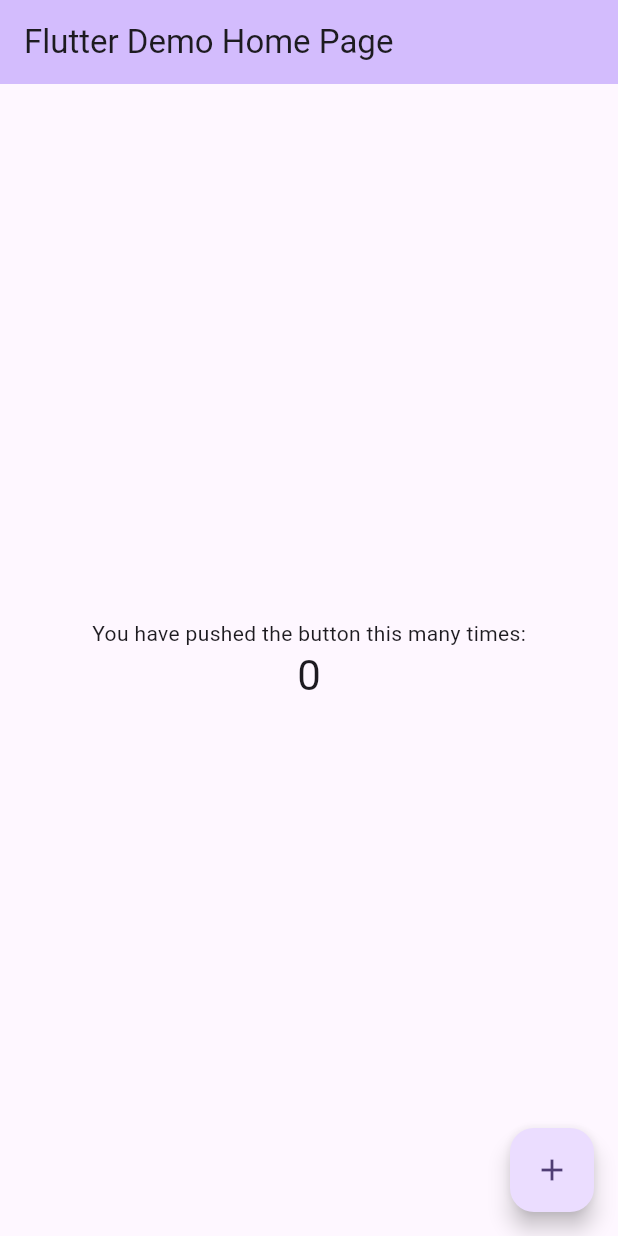
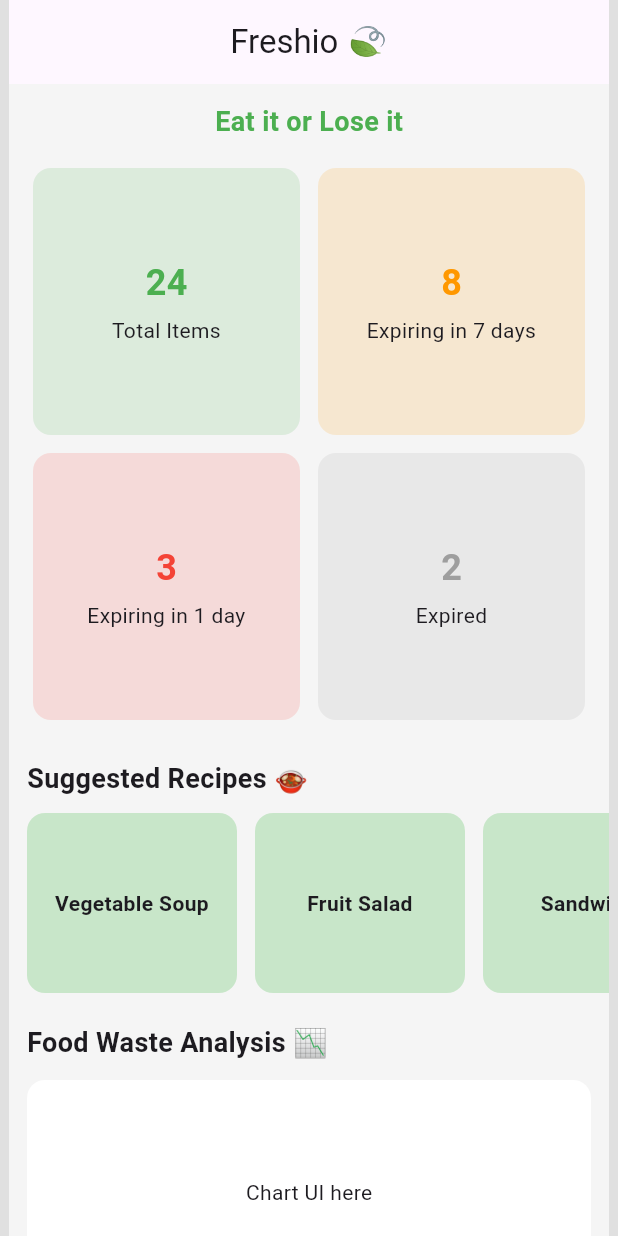
Before and after one commit to anshikaguptacs24-del/freshio, a Flutter app: the screen it shows after launch, on a phone screen of 412 x 824 dp. Run offline on Flutter 3.47's test engine with Material 3 defaults, Android fonts, the phone set to English and light mode, and no system bars.

Commit message:
Added dashboard UI and frontend structure

```diff
--- /dev/null
+++ b/lib/frontend/screens/home_page.dart
@@ -0,0 +1,114 @@
+import 'package:flutter/material.dart';
+
+// Import reusable widgets
+import '../widgets/stat_card.dart';
+import '../widgets/recipe_card.dart';
+
+// Home screen UI
+class HomePage extends StatelessWidget {
+  const HomePage({super.key});
+
+  @override
+  Widget build(BuildContext context) {
+    return Scaffold(
+      // Top app bar
+      appBar: AppBar(
+        title: const Text("Freshio 🍃"),
+        centerTitle: true,
+      ),
+
+      // Scrollable body
+      body: SingleChildScrollView(
+        child: Column(
+          children: [
+
+            // 🔥 Tagline
+            const Padding(
+              padding: EdgeInsets.all(12),
+              child: Text(
+                "Eat it or Lose it",
+                style: TextStyle(
+                  fontSize: 18,
+                  fontWeight: FontWeight.bold,
+                  color: Colors.green,
+                ),
+              ),
+            ),
+
+            // 📊 Dashboard stats (Grid)
+            Padding(
+              padding: const EdgeInsets.symmetric(horizontal: 10),
+              child: GridView.count(
+                crossAxisCount: 2, // 2 cards per row
+                shrinkWrap: true,
+                physics: const NeverScrollableScrollPhysics(),
+                children: [
+                  StatCard(title: "Total Items", value: "24", color: Colors.green),
+                  StatCard(title: "Expiring in 7 days", value: "8", color: Colors.orange),
+                  StatCard(title: "Expiring in 1 day", value: "3", color: Colors.red),
+                  StatCard(title: "Expired", value: "2", color: Colors.grey),
+                ],
+              ),
+            ),
+
+            const SizedBox(height: 20),
+
+            // 🍲 Recipe section title
+            const Padding(
+              padding: EdgeInsets.symmetric(horizontal: 12),
+              child: Align(
+                alignment: Alignment.centerLeft,
+                child: Text(
+                  "Suggested Recipes 🍲",
+                  style: TextStyle(fontSize: 18, fontWeight: FontWeight.bold),
+                ),
+              ),
+            ),
+
+            const SizedBox(height: 10),
+
+            // 🍲 Horizontal recipe list
+            SizedBox(
+              height: 120,
+              child: ListView(
+                scrollDirection: Axis.horizontal,
+                children: [
+                  RecipeCard(name: "Vegetable Soup"),
+                  RecipeCard(name: "Fruit Salad"),
+                  RecipeCard(name: "Sandwich"),
+                ],
+              ),
+            ),
+
+            const SizedBox(height: 20),
+
+            // 📉 Food waste analysis title
+            const Padding(
+              padding: EdgeInsets.symmetric(horizontal: 12),
+              child: Align(
+                alignment: Alignment.centerLeft,
+                child: Text(
+                  "Food Waste Analysis 📉",
+                  style: TextStyle(fontSize: 18, fontWeight: FontWeight.bold),
+                ),
+              ),
+            ),
+
+            // 📊 Placeholder for chart UI
+            Container(
+              margin: const EdgeInsets.all(12),
+              height: 150,
+              decoration: BoxDecoration(
+                color: Colors.white,
+                borderRadius: BorderRadius.circular(12),
+              ),
+              child: const Center(
+                child: Text("Chart UI here"),
+              ),
+            ),
+          ],
+        ),
+      ),
+    );
+  }
+}
--- /dev/null
+++ b/lib/frontend/widgets/recipe_card.dart
@@ -0,0 +1,35 @@
+import 'package:flutter/material.dart';
+
+// Reusable card for recipes
+class RecipeCard extends StatelessWidget {
+  final String name; // recipe name
+
+  const RecipeCard({
+    super.key,
+    required this.name,
+  });
+
+  @override
+  Widget build(BuildContext context) {
+    return Container(
+      width: 140,
+      margin: const EdgeInsets.only(left: 12),
+
+      decoration: BoxDecoration(
+        color: Colors.green[100],
+        borderRadius: BorderRadius.circular(12),
+      ),
+
+      // Center recipe name
+      child: Center(
+        child: Text(
+          name,
+          textAlign: TextAlign.center,
+          style: const TextStyle(
+            fontWeight: FontWeight.bold,
+          ),
+        ),
+      ),
+    );
+  }
+}
--- /dev/null
+++ b/lib/frontend/widgets/stat_card.dart
@@ -0,0 +1,52 @@
+import 'package:flutter/material.dart';
+
+// Reusable card for dashboard stats
+class StatCard extends StatelessWidget {
+  final String title; // label (e.g. Total Items)
+  final String value; // number (e.g. 24)
+  final Color color;  // color for styling
+
+  const StatCard({
+    super.key,
+    required this.title,
+    required this.value,
+    required this.color,
+  });
+
+  @override
+  Widget build(BuildContext context) {
+    return Container(
+      margin: const EdgeInsets.all(6),
+      decoration: BoxDecoration(
+        color: color.withOpacity(0.15), // light background
+        borderRadius: BorderRadius.circular(12),
+      ),
+      padding: const EdgeInsets.all(12),
+
+      // Center content vertically
+      child: Column(
+        mainAxisAlignment: MainAxisAlignment.center,
+        children: [
+
+          // Number
+          Text(
+            value,
+            style: TextStyle(
+              fontSize: 24,
+              fontWeight: FontWeight.bold,
+              color: color,
+            ),
+          ),
+
+          const SizedBox(height: 5),
+
+          // Title
+          Text(
+            title,
+            textAlign: TextAlign.center,
+          ),
+        ],
+      ),
+    );
+  }
+}
--- a/lib/main.dart
+++ b/lib/main.dart
@@ -1,122 +1,41 @@
 import 'package:flutter/material.dart';
+import 'package:freshio/frontend/screens/home_page.dart';
 
 void main() {
-  runApp(const MyApp());
+  runApp(const FreshioApp());
 }
 
-class MyApp extends StatelessWidget {
-  const MyApp({super.key});
+class FreshioApp extends StatelessWidget {
+  const FreshioApp({super.key});
 
-  // This widget is the root of your application.
   @override
   Widget build(BuildContext context) {
     return MaterialApp(
-      title: 'Flutter Demo',
+      debugShowCheckedModeBanner: false,
+      title: 'Freshio',
+
       theme: ThemeData(
-        // This is the theme of your application.
-        //
-        // TRY THIS: Try running your application with "flutter run". You'll see
-        // the application has a purple toolbar. Then, without quitting the app,
-        // try changing the seedColor in the colorScheme below to Colors.green
-        // and then invoke "hot reload" (save your changes or press the "hot
-        // reload" button in a Flutter-supported IDE, or press "r" if you used
-        // the command line to start the app).
-        //
-        // Notice that the counter didn't reset back to zero; the application
-        // state is not lost during the reload. To reset the state, use hot
-        // restart instead.
-        //
-        // This works for code too, not just values: Most code changes can be
-        // tested with just a hot reload.
-        colorScheme: .fromSeed(seedColor: Colors.deepPurple),
+        primarySwatch: Colors.green,
+        scaffoldBackgroundColor: Colors.grey[100],
       ),
-      home: const MyHomePage(title: 'Flutter Demo Home Page'),
+
+      builder: (context, child) {
+        return Container(
+          color: Colors.grey[300], // outside background
+          child: Center(
+            child: Container(
+              width: 400,
+              decoration: BoxDecoration(
+                color: Colors.white,
+                borderRadius: BorderRadius.circular(20),
+              ),
+              child: child,
+            ),
+          ),
+        );
+      },
+
+      home: HomePage(),
     );
   }
 }
-
-class MyHomePage extends StatefulWidget {
-  const MyHomePage({super.key, required this.title});
-
-  // This widget is the home page of your application. It is stateful, meaning
-  // that it has a State object (defined below) that contains fields that affect
-  // how it looks.
-
-  // This class is the configuration for the state. It holds the values (in this
-  // case the title) provided by the parent (in this case the App widget) and
-  // used by the build method of the State. Fields in a Widget subclass are
-  // always marked "final".
-
-  final String title;
-
-  @override
-  State<MyHomePage> createState() => _MyHomePageState();
-}
-
-class _MyHomePageState extends State<MyHomePage> {
-  int _counter = 0;
-
-  void _incrementCounter() {
-    setState(() {
-      // This call to setState tells the Flutter framework that something has
-      // changed in this State, which causes it to rerun the build method below
-      // so that the display can reflect the updated values. If we changed
-      // _counter without calling setState(), then the build method would not be
-      // called again, and so nothing would appear to happen.
-      _counter++;
-    });
-  }
-
-  @override
-  Widget build(BuildContext context) {
-    // This method is rerun every time setState is called, for instance as done
-    // by the _incrementCounter method above.
-    //
-    // The Flutter framework has been optimized to make rerunning build methods
-    // fast, so that you can just rebuild anything that needs updating rather
-    // than having to individually change instances of widgets.
-    return Scaffold(
-      appBar: AppBar(
-        // TRY THIS: Try changing the color here to a specific color (to
-        // Colors.amber, perhaps?) and trigger a hot reload to see the AppBar
-        // change color while the other colors stay the same.
-        backgroundColor: Theme.of(context).colorScheme.inversePrimary,
-        // Here we take the value from the MyHomePage object that was created by
-        // the App.build method, and use it to set our appbar title.
-        title: Text(widget.title),
-      ),
-      body: Center(
-        // Center is a layout widget. It takes a single child and positions it
-        // in the middle of the parent.
-        child: Column(
-          // Column is also a layout widget. It takes a list of children and
-          // arranges them vertically. By default, it sizes itself to fit its
-          // children horizontally, and tries to be as tall as its parent.
-          //
-          // Column has various properties to control how it sizes itself and
-          // how it positions its children. Here we use mainAxisAlignment to
-          // center the children vertically; the main axis here is the vertical
-          // axis because Columns are vertical (the cross axis would be
-          // horizontal).
-          //
-          // TRY THIS: Invoke "debug painting" (choose the "Toggle Debug Paint"
-          // action in the IDE, or press "p" in the console), to see the
-          // wireframe for each widget.
-          mainAxisAlignment: .center,
-          children: [
-            const Text('You have pushed the button this many times:'),
-            Text(
-              '$_counter',
-              style: Theme.of(context).textTheme.headlineMedium,
-            ),
-          ],
-        ),
-      ),
-      floatingActionButton: FloatingActionButton(
-        onPressed: _incrementCounter,
-        tooltip: 'Increment',
-        child: const Icon(Icons.add),
-      ),
-    );
-  }
-}
```
